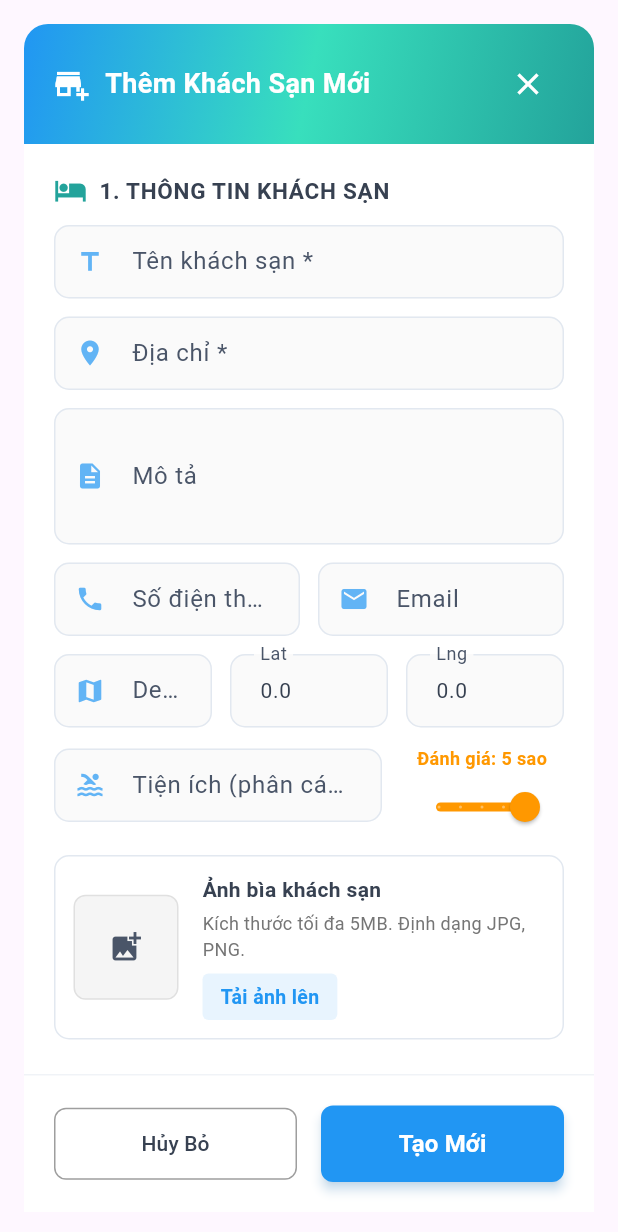
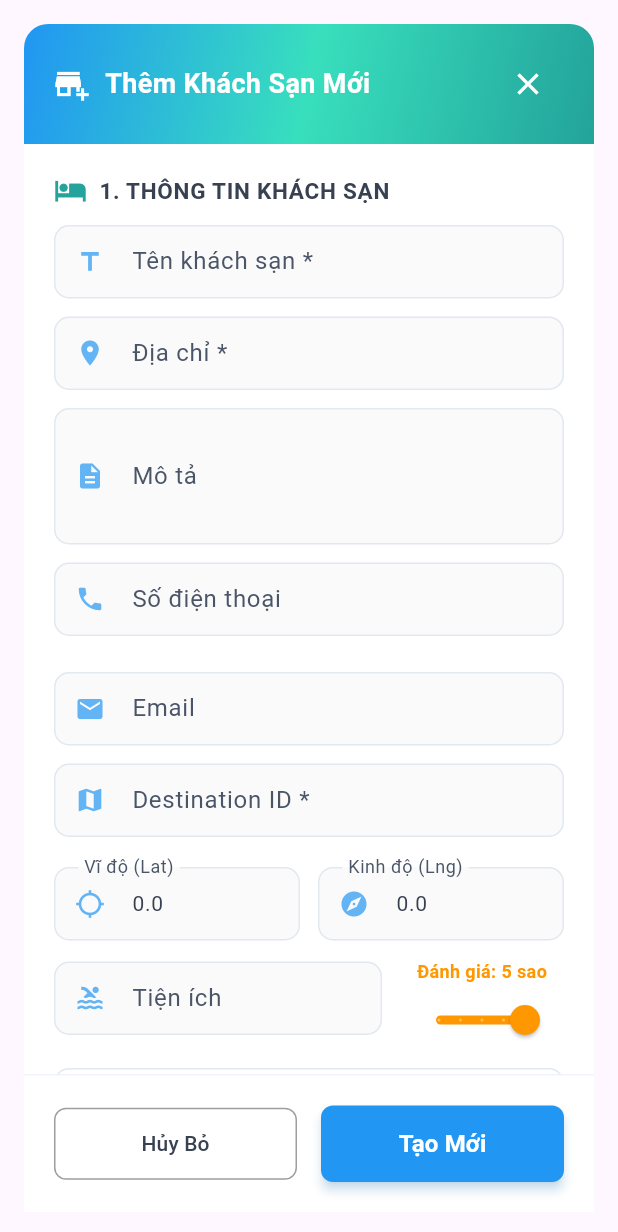
Before and after one commit to NguyenAnhTuan22130312/smart-travel-flutter-kotlin-spring-mysql-firebase, a Flutter app: the HotelFormDialog widget shown alone on an empty page, opened directly, on a phone screen of 412 x 824 dp. Shown: the top 1232 px of the screen. Run offline on Flutter 3.47's test engine with Material 3 defaults, Android fonts, the phone set to English and light mode, and no system bars; our stand-ins replace awesome_snackbar_content, connectivity_plus, dartz, dio, equatable, firebase_auth and 10 more; missing offline and left inert: flutter_facebook_auth, flutter_quill; accounts and stored records are empty; generated files the repository leaves out were written again; network calls fail; project files that could hold a hidden picture were left out.

Commit message:
update screen

```diff
--- a/smart_travel_FE/lib/injection_container.dart
+++ b/smart_travel_FE/lib/injection_container.dart
@@ -62,7 +62,7 @@ import 'package:smart_travel/presentation/blocs/auth/auth_bloc.dart';
 import 'package:smart_travel/presentation/blocs/chat/chat_bloc.dart';
 import 'package:smart_travel/presentation/blocs/destiantion/destination_bloc.dart';
 import 'package:smart_travel/presentation/blocs/destiantion/destination_detail_bloc.dart';
-import 'package:smart_travel/presentation/blocs/hotel/hotail_detail_bloc.dart';
+import 'package:smart_travel/presentation/blocs/hotel/hotel_detail_bloc.dart';
 import 'package:smart_travel/presentation/blocs/hotel/hotel_bloc.dart';
 import 'package:smart_travel/presentation/blocs/profile/profile_bloc.dart';
 import 'package:smart_travel/presentation/blocs/province/provicne_detail_bloc.dart';
--- a/smart_travel_FE/lib/main.dart
+++ b/smart_travel_FE/lib/main.dart
@@ -4,7 +4,7 @@ import 'package:flutter/services.dart';
 import 'package:flutter_bloc/flutter_bloc.dart';
 import 'package:smart_travel/presentation/blocs/auth/auth_bloc.dart';
 import 'package:smart_travel/presentation/blocs/destiantion/destination_bloc.dart';
-import 'package:smart_travel/presentation/blocs/hotel/hotail_detail_bloc.dart';
+import 'package:smart_travel/presentation/blocs/hotel/hotel_detail_bloc.dart';
 import 'package:smart_travel/presentation/blocs/hotel/hotel_bloc.dart';
 import 'package:smart_travel/presentation/blocs/destiantion/destination_detail_bloc.dart';
 import 'package:smart_travel/presentation/blocs/profile/profile_bloc.dart';
--- a/smart_travel_FE/lib/presentation/screens/admin/hotel/hotel_form_dialog.dart
+++ b/smart_travel_FE/lib/presentation/screens/admin/hotel/hotel_form_dialog.dart
@@ -5,7 +5,7 @@ import 'package:image_picker/image_picker.dart';
 import 'package:smart_travel/domain/entities/hotel.dart';
 import 'package:smart_travel/domain/entities/room_type.dart';
 import 'package:smart_travel/data/models/hotel/hotel_create_request.dart';
-import 'package:smart_travel/presentation/blocs/hotel/hotail_detail_bloc.dart';
+import 'package:smart_travel/presentation/blocs/hotel/hotel_detail_bloc.dart';
 import 'package:smart_travel/presentation/blocs/hotel/hotel_detail_event.dart';
 import 'package:smart_travel/presentation/blocs/hotel/hotel_detail_state.dart';
 import 'package:smart_travel/presentation/blocs/hotel/hotel_bloc.dart';
@@ -495,6 +495,7 @@ class _HotelFormDialogState extends State<HotelFormDialog> {
       ),
     );
   }
+
   // --- WIDGET : TẠO TIÊU ĐỀ CHO TỪNG PHẦN ---
   Widget _buildSectionTitle(String title, IconData icon) => Row(
     children: [
@@ -540,44 +541,36 @@ class _HotelFormDialogState extends State<HotelFormDialog> {
             maxLines: 3,
           ),
 
-          Row(
-            children: [
-              Expanded(
-                child: _buildTextField(
+          _buildTextField(
             controller: _phoneController,
             label: 'Số điện thoại',
             icon: Icons.phone,
             type: TextInputType.phone,
           ),
-              ),
-              const SizedBox(width: 12),
-              Expanded(
-                child: _buildTextField(
+          const SizedBox(height: 12),
+          _buildTextField(
             controller: _emailController,
             label: 'Email',
             icon: Icons.email,
             type: TextInputType.emailAddress,
           ),
-              ),
-            ],
+
+          _buildTextField(
+            controller: _destIdController,
+            label: 'Destination ID',
+            icon: Icons.map,
+            type: TextInputType.number,
+            isRequired: true,
           ),
 
+          const SizedBox(height: 8),
           Row(
             children: [
               Expanded(
                 child: _buildTextField(
-                  controller: _destIdController,
-                  label: 'Dest ID',
-                  icon: Icons.map,
-                  type: TextInputType.number,
-                  isRequired: true,
-                ),
-              ),
-              const SizedBox(width: 12),
-              Expanded(
-                child: _buildTextField(
                   controller: _latController,
-                  label: 'Lat',
+                  label: 'Vĩ độ (Lat)',
+                  icon: Icons.location_searching,
                   type: TextInputType.number,
                 ),
               ),
@@ -585,7 +578,8 @@ class _HotelFormDialogState extends State<HotelFormDialog> {
               Expanded(
                 child: _buildTextField(
                   controller: _lngController,
-                  label: 'Lng',
+                  label: 'Kinh độ (Lng)',
+                  icon: Icons.explore,
                   type: TextInputType.number,
                 ),
               ),
@@ -598,7 +592,7 @@ class _HotelFormDialogState extends State<HotelFormDialog> {
                 flex: 2,
                 child: _buildTextField(
                   controller: _hotelAmenitiesController,
-                  label: 'Tiện ích (phân cách dấu phẩy)',
+                  label: 'Tiện ích',
                   icon: Icons.pool,
                 ),
               ),
--- a/smart_travel_FE/lib/presentation/screens/admin/hotel/hotel_management_screen.dart
+++ b/smart_travel_FE/lib/presentation/screens/admin/hotel/hotel_management_screen.dart
@@ -1,7 +1,7 @@
 import 'package:flutter/material.dart';
 import 'package:flutter_bloc/flutter_bloc.dart';
 import 'package:smart_travel/domain/entities/hotel.dart';
-import 'package:smart_travel/presentation/blocs/hotel/hotail_detail_bloc.dart';
+import 'package:smart_travel/presentation/blocs/hotel/hotel_detail_bloc.dart';
 import 'package:smart_travel/presentation/blocs/hotel/hotel_bloc.dart';
 import 'package:smart_travel/presentation/blocs/hotel/hotel_event.dart';
 import 'package:smart_travel/presentation/blocs/hotel/hotel_state.dart';
```
Also changed, not shown: smart_travel_FE/lib/presentation/screens/explore/explore_screen.dart (+33 -7 lines), smart_travel_FE/lib/presentation/screens/home/home_screen.dart (+27 -42 lines), smart_travel_FE/lib/presentation/screens/hotel/detail_hotel_screen.dart (+2 -28 lines), smart_travel_FE/lib/presentation/screens/hotel/hotel_list_screen.dart (+43 -2 lines), smart_travel_FE/lib/presentation/screens/profile/profile_screen.dart (+31 -20 lines), smart_travel_FE/lib/presentation/widgets/hotel/hotel_image_carousel_sliver.dart (+38 -19 lines), smart_travel_FE/lib/router/app_router.dart (+1 -6 lines), smart_travel_FE/lib/presentation/blocs/hotel/hotel_detail_bloc.dart (renamed from smart_travel_FE/lib/presentation/blocs/hotel/hotail_detail_bloc.dart). Lines whose indentation alone changed are shown as unchanged.
